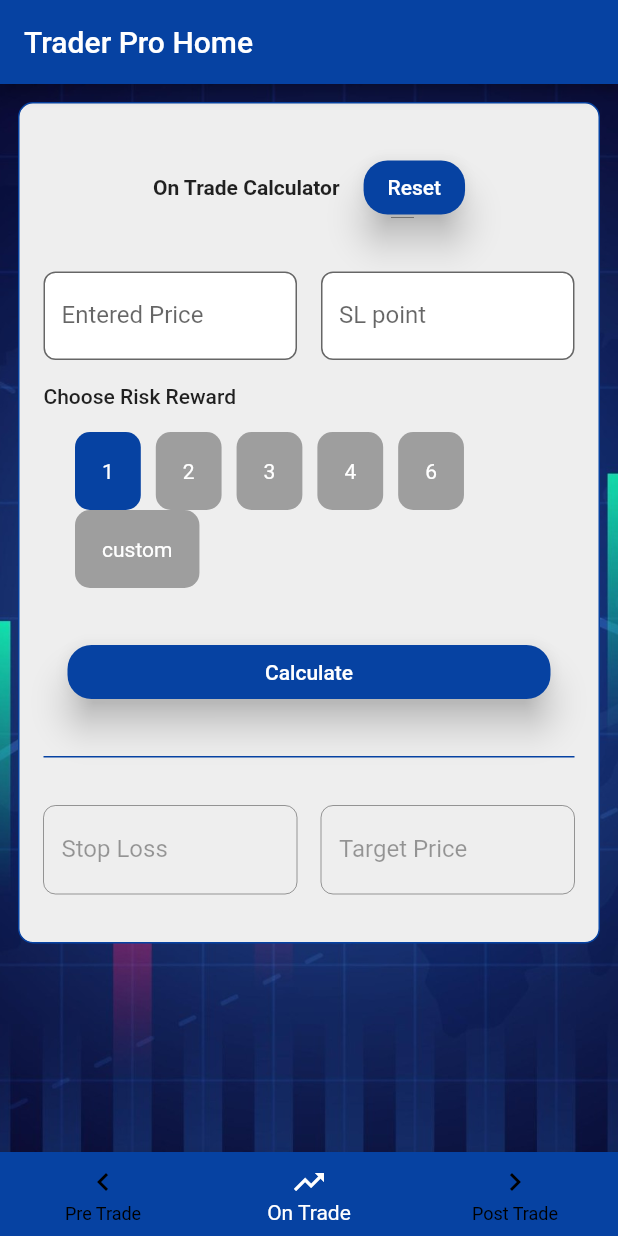
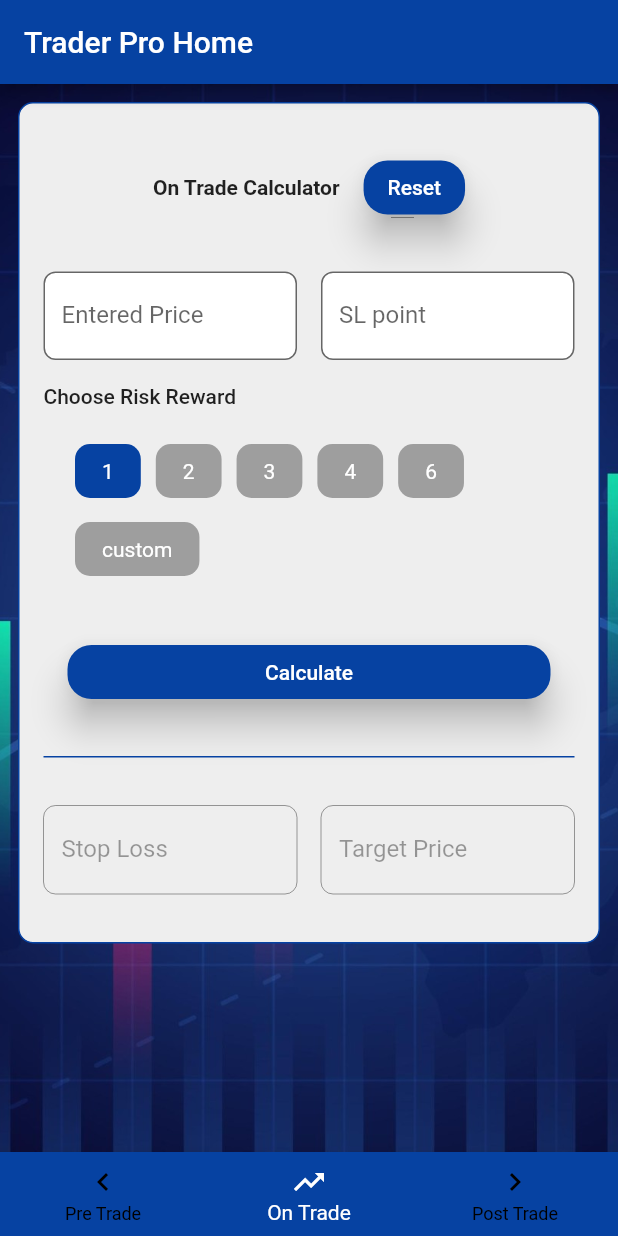
Before and after one commit to mhdsafvankp/TraderPro, a Flutter app: the screen it shows after launch, swiped to page 2, on a phone screen of 412 x 824 dp. Run offline on Flutter 3.47's test engine with Material 2 defaults, Android fonts, the phone set to English and light mode, and no system bars.

Commit message:
UI modification

```diff
--- a/lib/widgets/horizontal_list.dart
+++ b/lib/widgets/horizontal_list.dart
@@ -22,7 +22,9 @@ class _HorizontalOptionsState extends State<HorizontalOptions> {
     return Wrap(
       crossAxisAlignment: WrapCrossAlignment.center,
       children: options.map((option) {
-        return GestureDetector(
+        return Padding(
+          padding: const EdgeInsets.symmetric(vertical: 8),
+          child: GestureDetector(
             onTap: () {
               setState(() {
                 selectedOption = option;
@@ -49,11 +51,12 @@ class _HorizontalOptionsState extends State<HorizontalOptions> {
                 borderRadius: BorderRadius.circular(10),
               ),
               child: Padding(
-              padding: const EdgeInsets.symmetric(horizontal: 8 , vertical: 8),
+                padding: const EdgeInsets.symmetric(horizontal: 8),
                 child: Text(
                   option,
                   style: TextStyle(
                     color: Colors.white,
+                  ),
                 ),
               ),
             ),
```
Lines whose indentation alone changed are shown as unchanged.
